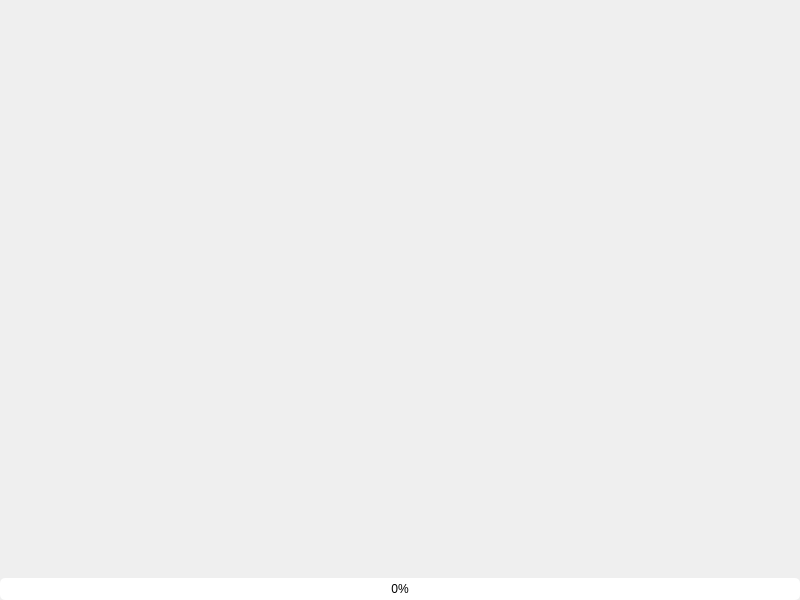
The window that src/qgraphicsmanagaview.ui (qdaxb/mangaviewer) describes before a commit, drawn with Qt 5.
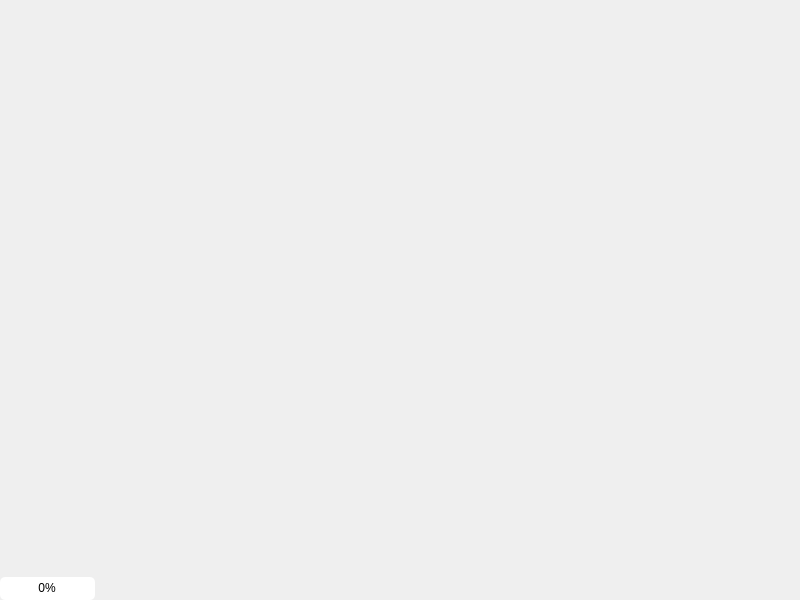
The same window after the commit. Icons and pictures are not drawn.

Diff of the .ui file:
```diff
--- a/src/qgraphicsmanagaview.ui
+++ b/src/qgraphicsmanagaview.ui
@@ -28,18 +28,18 @@
   <property name="layoutDirection">
    <enum>Qt::LeftToRight</enum>
   </property>
-  <layout class="QGridLayout" name="gridLayout_2">
-   <property name="margin">
-    <number>0</number>
-   </property>
-   <property name="spacing">
-    <number>0</number>
-   </property>
-   <item row="0" column="0">
     <widget class="QGraphicsView" name="graphicsView">
      <property name="enabled">
       <bool>false</bool>
      </property>
+   <property name="geometry">
+    <rect>
+     <x>0</x>
+     <y>0</y>
+     <width>256</width>
+     <height>192</height>
+    </rect>
+   </property>
      <property name="mouseTracking">
       <bool>false</bool>
      </property>
@@ -73,9 +73,15 @@
       <enum>QGraphicsView::AnchorViewCenter</enum>
      </property>
     </widget>
-   </item>
-   <item row="1" column="0">
     <widget class="QProgressBar" name="progressBar">
+   <property name="geometry">
+    <rect>
+     <x>0</x>
+     <y>577</y>
+     <width>95</width>
+     <height>23</height>
+    </rect>
+   </property>
      <property name="font">
       <font>
        <pointsize>9</pointsize>
@@ -103,8 +109,6 @@
       <bool>false</bool>
      </property>
     </widget>
-   </item>
-  </layout>
  </widget>
  <resources/>
  <connections/>
```
Left out of the diff: 8 changed lines with no effect on the pictures. Lines whose indentation alone changed are shown as unchanged.
